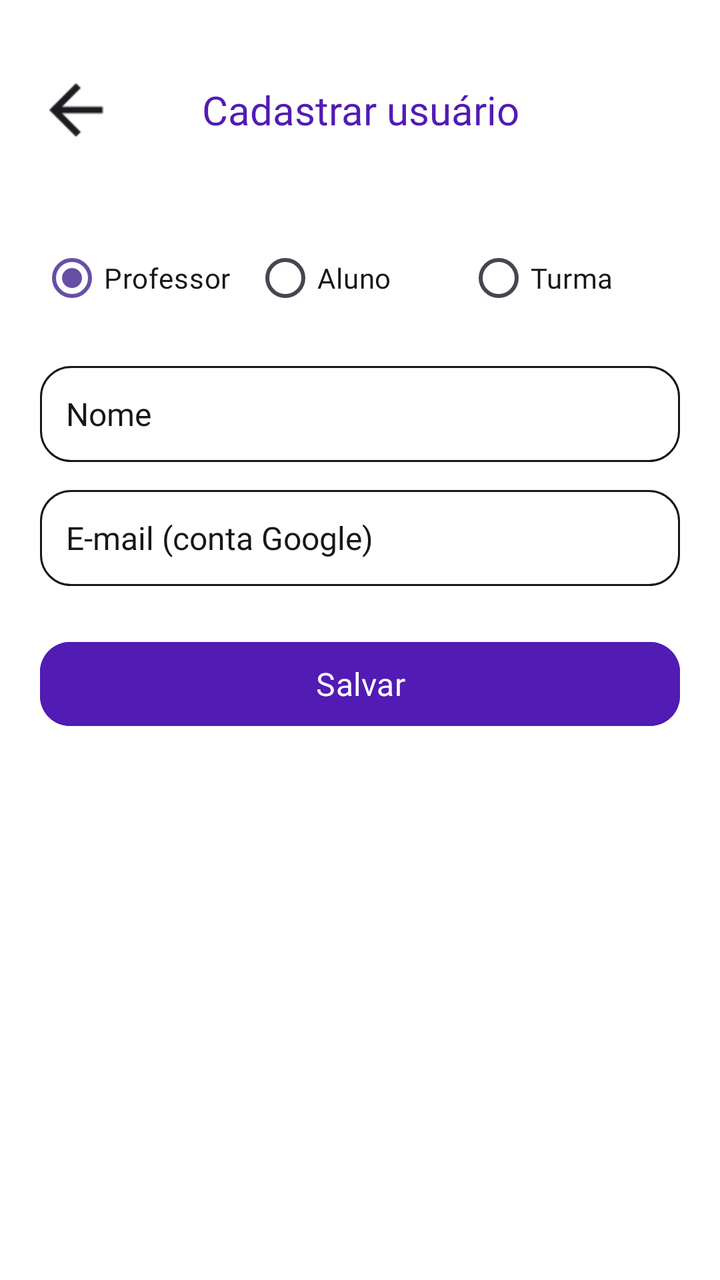
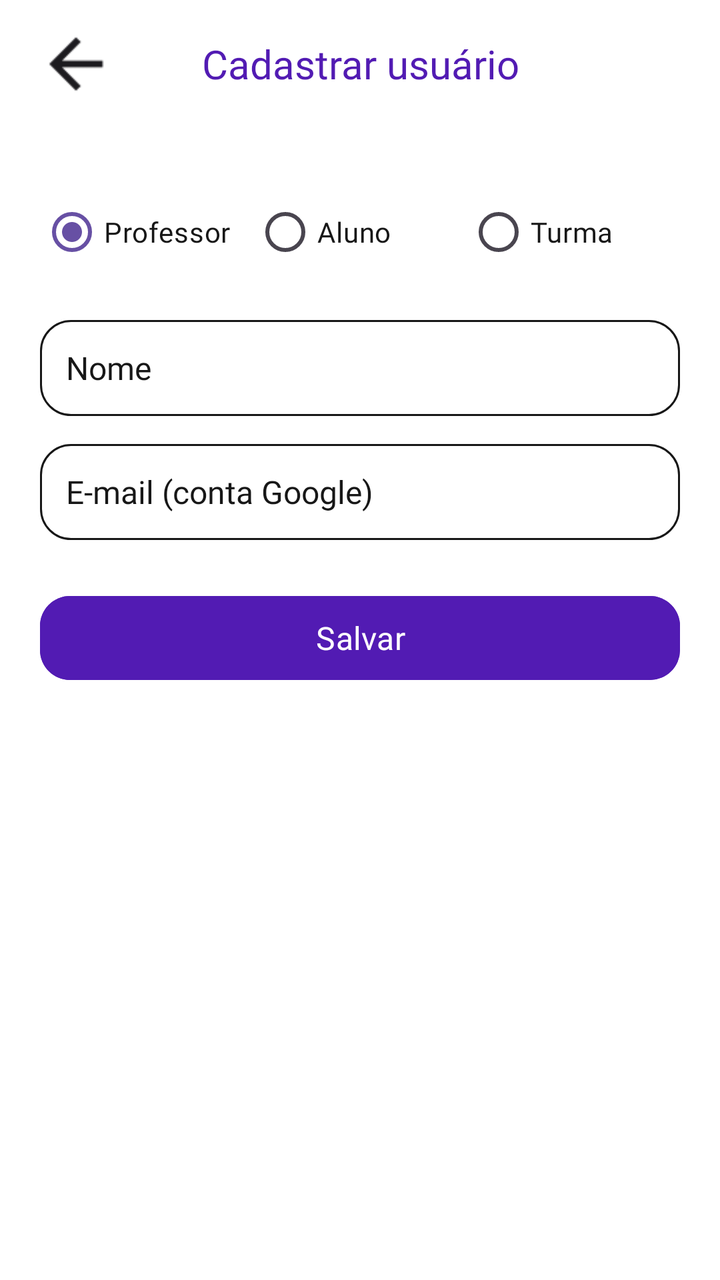

Screens rendered from an Android XML layout before and after an edit, with the pre-edit source and the edit as a unified diff.
<!-- AndroidManifest.xml: application theme Theme.MeuFuturoAgora -->
<!-- res/layout/activity_cadastrar_usuario.xml -->
<?xml version="1.0" encoding="utf-8"?>
<androidx.constraintlayout.widget.ConstraintLayout xmlns:android="http://schemas.android.com/apk/res/android"
    xmlns:app="http://schemas.android.com/apk/res-auto"
    android:id="@+id/main"
    android:layout_width="match_parent"
    android:layout_height="match_parent"
    android:background="@android:color/white">

    <ImageView
        android:id="@+id/btnVoltar"
        android:layout_width="40dp"
        android:layout_height="40dp"
        android:layout_marginStart="18dp"
        android:layout_marginTop="35dp"
        android:contentDescription="Voltar"
        android:scaleType="centerInside"
        android:src="@drawable/seta_voltar"
        app:layout_constraintStart_toStartOf="parent"
        app:layout_constraintTop_toTopOf="parent" />

    <TextView
        android:layout_width="0dp"
        android:layout_height="50dp"
        android:fontFamily="@font/poppins_bold"
        android:gravity="center"
        android:text="Cadastrar usuário"
        android:textColor="@color/roxo_primario"
        android:textSize="20sp"
        app:layout_constraintBottom_toBottomOf="@id/btnVoltar"
        app:layout_constraintEnd_toEndOf="parent"
        app:layout_constraintStart_toStartOf="parent"
        app:layout_constraintTop_toTopOf="@id/btnVoltar" />

    <LinearLayout
        android:layout_width="0dp"
        android:layout_height="wrap_content"
        android:layout_marginStart="20dp"
        android:layout_marginTop="40dp"
        android:layout_marginEnd="20dp"
        android:orientation="vertical"
        app:layout_constraintEnd_toEndOf="parent"
        app:layout_constraintStart_toStartOf="parent"
        app:layout_constraintTop_toBottomOf="@id/btnVoltar">

        <RadioGroup
            android:id="@+id/radioGroupTipo"
            android:layout_width="match_parent"
            android:layout_height="wrap_content"
            android:orientation="horizontal">

            <RadioButton
                android:id="@+id/radioProfessor"
                android:layout_width="0dp"
                android:layout_height="wrap_content"
                android:layout_weight="1"
                android:checked="true"
                android:fontFamily="@font/poppins_semibold"
                android:text="Professor"
                android:textColor="@color/texto_escuro" />

            <RadioButton
                android:id="@+id/radioAluno"
                android:layout_width="0dp"
                android:layout_height="wrap_content"
                android:layout_weight="1"
                android:fontFamily="@font/poppins_semibold"
                android:text="Aluno"
                android:textColor="@color/texto_escuro" />

            <RadioButton
                android:id="@+id/radioTurma"
                android:layout_width="0dp"
                android:layout_height="wrap_content"
                android:layout_weight="1"
                android:fontFamily="@font/poppins_semibold"
                android:text="Turma"
                android:textColor="@color/texto_escuro" />

        </RadioGroup>

        <EditText
            android:id="@+id/edtNomeUsuario"
            android:layout_width="match_parent"
            android:layout_height="48dp"
            android:layout_marginTop="20dp"
            android:background="@drawable/bg_campo_criar_atividade"
            android:fontFamily="@font/poppins_regular"
            android:hint="Nome"
            android:inputType="textPersonName|textCapWords"
            android:paddingStart="13dp"
            android:paddingEnd="13dp"
            android:textColor="#171717"
            android:textColorHint="#171717"
            android:textSize="16sp" />

        <EditText
            android:id="@+id/edtEmailUsuario"
            android:layout_width="match_parent"
            android:layout_height="48dp"
            android:layout_marginTop="14dp"
            android:background="@drawable/bg_campo_criar_atividade"
            android:fontFamily="@font/poppins_regular"
            android:hint="E-mail (conta Google)"
            android:inputType="textEmailAddress"
            android:paddingStart="13dp"
            android:paddingEnd="13dp"
            android:textColor="#171717"
            android:textColorHint="#171717"
            android:textSize="16sp" />

        <EditText
            android:id="@+id/edtAnoTurma"
            android:layout_width="match_parent"
            android:layout_height="48dp"
            android:layout_marginTop="14dp"
            android:background="@drawable/bg_campo_criar_atividade"
            android:fontFamily="@font/poppins_regular"
            android:hint="Ano (ex: 6)"
            android:inputType="number"
            android:maxLength="2"
            android:paddingStart="13dp"
            android:paddingEnd="13dp"
            android:textColor="#171717"
            android:textColorHint="#171717"
            android:textSize="16sp"
            android:visibility="gone" />

        <LinearLayout
            android:id="@+id/containerTurma"
            android:layout_width="match_parent"
            android:layout_height="wrap_content"
            android:layout_marginTop="14dp"
            android:background="@drawable/bg_campo_criar_atividade"
            android:orientation="vertical"
            android:visibility="gone">

            <Spinner
                android:id="@+id/spinnerTurma"
                android:layout_width="match_parent"
                android:layout_height="48dp"
                android:paddingStart="9dp"
                android:paddingEnd="9dp" />

        </LinearLayout>

        <com.google.android.material.button.MaterialButton
            android:id="@+id/btnSalvarUsuario"
            android:layout_width="match_parent"
            android:layout_height="50dp"
            android:layout_marginTop="24dp"
            android:backgroundTint="@color/roxo_primario"
            android:fontFamily="@font/poppins_bold"
            android:text="Salvar"
            android:textAllCaps="false"
            android:textColor="@android:color/white"
            android:textSize="16sp"
            app:cornerRadius="15dp" />

    </LinearLayout>

</androidx.constraintlayout.widget.ConstraintLayout>
<!-- resources referenced by this layout -->
<resources>
  <color name="roxo_primario">#521BB3</color>
  <color name="texto_escuro">#171717</color>
  <!-- drawable bg_campo_criar_atividade (drawable) -->
  <?xml version="1.0" encoding="utf-8"?>
  <shape xmlns:android="http://schemas.android.com/apk/res/android"
      android:shape="rectangle">
  
      <solid android:color="@android:color/white" />
  
      <stroke
          android:width="1dp"
          android:color="#171717" />
  
      <corners android:radius="15dp" />
  
  </shape>
  <!-- drawable seta_voltar: png bitmap (drawable, 265 bytes) -->
  <style name="Theme.MeuFuturoAgora" parent="Base.Theme.MeuFuturoAgora" />
  <style name="Base.Theme.MeuFuturoAgora" parent="Theme.Material3.DayNight.NoActionBar">
          <item name="android:navigationBarColor">@android:color/transparent</item>
      </style>
</resources>

<!-- the commit's change to res/layout/activity_cadastrar_usuario.xml (unified diff, before → after) -->
@@ -11,7 +11,7 @@
         android:layout_width="40dp"
         android:layout_height="40dp"
         android:layout_marginStart="18dp"
-        android:layout_marginTop="35dp"
+        android:layout_marginTop="12dp"
         android:contentDescription="Voltar"
         android:scaleType="centerInside"
         android:src="@drawable/seta_voltar"
